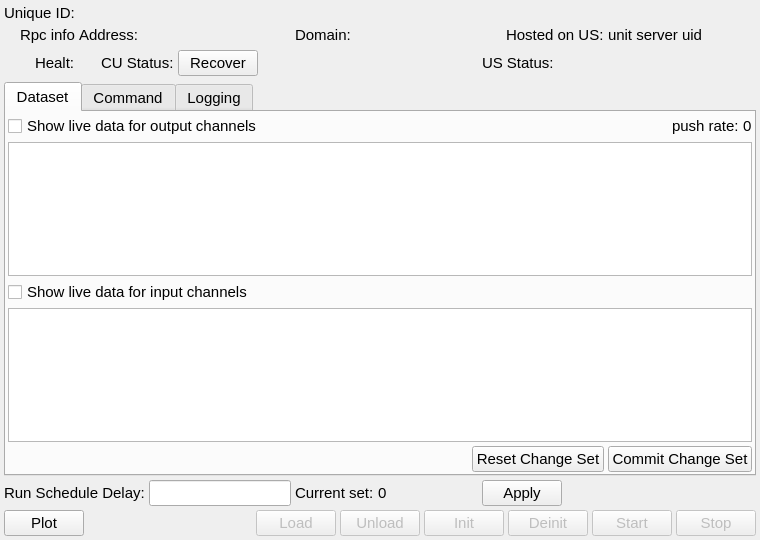
Before: the Qt Designer form ccs/node/control_unit/ControlUnitEditor.ui in bisegni/chaosframework, drawn with Qt 5.
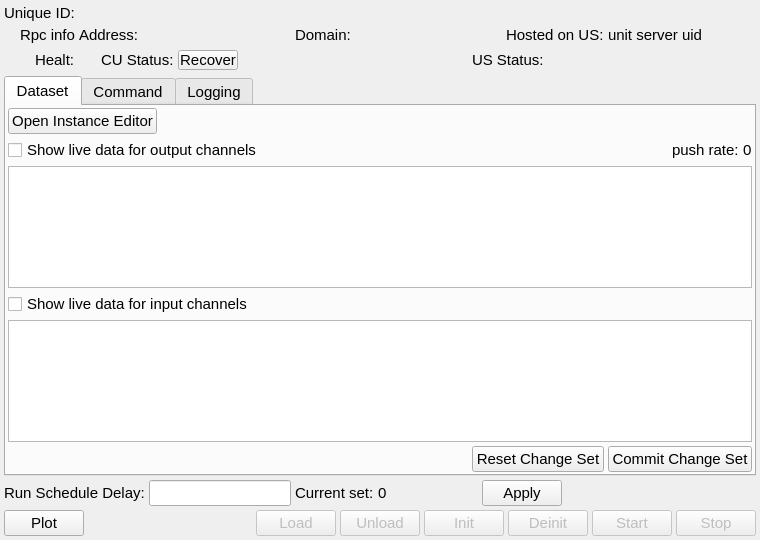
After: the same form once the commit is applied. Custom widgets are drawn as their Qt base class.

Diff of the .ui file:
```diff
--- a/ccs/node/control_unit/ControlUnitEditor.ui
+++ b/ccs/node/control_unit/ControlUnitEditor.ui
@@ -217,6 +217,24 @@
          <property name="enabled">
           <bool>true</bool>
          </property>
+         <property name="sizePolicy">
+          <sizepolicy hsizetype="Fixed" vsizetype="Fixed">
+           <horstretch>0</horstretch>
+           <verstretch>0</verstretch>
+          </sizepolicy>
+         </property>
+         <property name="maximumSize">
+          <size>
+           <width>60</width>
+           <height>20</height>
+          </size>
+         </property>
+         <property name="baseSize">
+          <size>
+           <width>40</width>
+           <height>0</height>
+          </size>
+         </property>
          <property name="font">
           <font>
            <pointsize>11</pointsize>
@@ -363,6 +381,35 @@
          <property name="spacing">
           <number>4</number>
          </property>
+         <item>
+          <layout class="QHBoxLayout" name="horizontalLayout_10">
+           <item>
+            <widget class="QPushButton" name="pushButtonOpenInstanceEditor">
+             <property name="font">
+              <font>
+               <pointsize>11</pointsize>
+              </font>
+             </property>
+             <property name="text">
+              <string>Open Instance Editor</string>
+             </property>
+            </widget>
+           </item>
+           <item>
+            <spacer name="horizontalSpacer_8">
+             <property name="orientation">
+              <enum>Qt::Horizontal</enum>
+             </property>
+             <property name="sizeHint" stdset="0">
+              <size>
+               <width>40</width>
+               <height>20</height>
+              </size>
+             </property>
+            </spacer>
+           </item>
+          </layout>
+         </item>
          <item>
           <layout class="QHBoxLayout" name="horizontalLayout_7" stretch="1,0,0">
            <property name="spacing">
```
Left out of the diff: 50 changed lines with no effect on the pictures.
